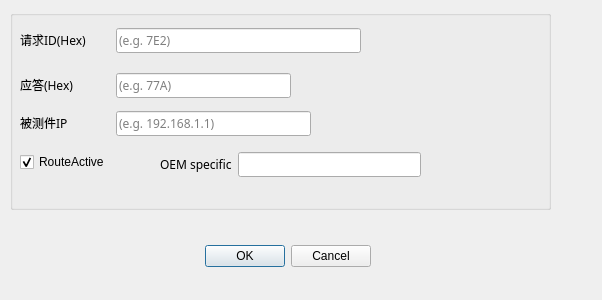
First picture: the form in UI/DoIPConfigUI.ui, repository YEZZESDXHN/DoIP_Client, before the edit.
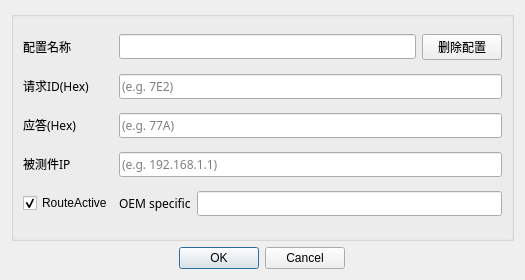
Second picture: the form after the edit.

Commit message:
🐞 fix(db_manager,main,ui): ui优化，增加部分逻辑，修复bug
1.ui调整
2.优化db_manager中DBManager类的部分逻辑，增强代码兼容性
3.DoIPConfigPanel类增加部分逻辑，实现区分新增配置和修改删除配置
4.所有配置文实例件统一使用DoIPConfig数据类

Diff of the .ui file:
```diff
--- a/UI/DoIPConfigUI.ui
+++ b/UI/DoIPConfigUI.ui
@@ -6,37 +6,33 @@
    <rect>
     <x>0</x>
     <y>0</y>
-    <width>602</width>
-    <height>300</height>
+    <width>525</width>
+    <height>280</height>
    </rect>
   </property>
+  <property name="minimumSize">
+   <size>
+    <width>525</width>
+    <height>280</height>
+   </size>
+  </property>
+  <property name="maximumSize">
+   <size>
+    <width>525</width>
+    <height>280</height>
+   </size>
+  </property>
   <property name="windowTitle">
    <string>Dialog</string>
   </property>
-  <widget class="QDialogButtonBox" name="buttonBox">
-   <property name="geometry">
-    <rect>
-     <x>30</x>
-     <y>240</y>
-     <width>341</width>
-     <height>32</height>
-    </rect>
-   </property>
-   <property name="orientation">
-    <enum>Qt::Orientation::Horizontal</enum>
-   </property>
-   <property name="standardButtons">
-    <set>QDialogButtonBox::StandardButton::Cancel|QDialogButtonBox::StandardButton::Ok</set>
-   </property>
-  </widget>
+  <layout class="QVBoxLayout" name="verticalLayout_2" stretch="1,0">
+   <item>
   <widget class="QGroupBox" name="groupBox_DoIPConfig">
-   <property name="geometry">
-    <rect>
-     <x>10</x>
-     <y>10</y>
-     <width>541</width>
-     <height>200</height>
-    </rect>
+     <property name="sizePolicy">
+      <sizepolicy hsizetype="Preferred" vsizetype="Fixed">
+       <horstretch>0</horstretch>
+       <verstretch>0</verstretch>
+      </sizepolicy>
    </property>
    <property name="minimumSize">
     <size>
@@ -46,76 +42,72 @@
    </property>
    <property name="maximumSize">
     <size>
-     <width>600</width>
-     <height>200</height>
+       <width>9999</width>
+       <height>9999</height>
     </size>
    </property>
    <property name="title">
     <string/>
    </property>
-   <widget class="QWidget" name="layoutWidget">
-    <property name="geometry">
-     <rect>
-      <x>10</x>
-      <y>60</y>
-      <width>271</width>
-      <height>31</height>
-     </rect>
-    </property>
-    <layout class="QHBoxLayout" name="horizontalLayout_6" stretch="0,0">
+     <layout class="QHBoxLayout" name="horizontalLayout_9">
+      <item>
+       <layout class="QVBoxLayout" name="verticalLayout">
+        <item>
+         <layout class="QHBoxLayout" name="horizontalLayout_4" stretch="0,3,0">
+          <item>
+           <widget class="QLabel" name="label_ConfigName">
+            <property name="minimumSize">
+             <size>
+              <width>90</width>
+              <height>0</height>
+             </size>
+            </property>
+            <property name="maximumSize">
+             <size>
+              <width>90</width>
+              <height>16777215</height>
+             </size>
+            </property>
+            <property name="font">
+             <font>
+              <family>微软雅黑</family>
+             </font>
+            </property>
+            <property name="text">
+             <string>配置名称</string>
+            </property>
+           </widget>
+          </item>
      <item>
-      <widget class="QLabel" name="label_6">
+           <widget class="QLineEdit" name="lineEdit_ConfigName">
+            <property name="font">
+             <font>
+              <family>微软雅黑</family>
+             </font>
+            </property>
+           </widget>
+          </item>
+          <item>
+           <widget class="QPushButton" name="pushButton_delete">
        <property name="sizePolicy">
         <sizepolicy hsizetype="Fixed" vsizetype="Fixed">
          <horstretch>0</horstretch>
          <verstretch>0</verstretch>
         </sizepolicy>
        </property>
-       <property name="minimumSize">
-        <size>
-         <width>90</width>
-         <height>0</height>
-        </size>
-       </property>
-       <property name="maximumSize">
-        <size>
-         <width>90</width>
-         <height>16777215</height>
-        </size>
-       </property>
        <property name="font">
         <font>
          <family>微软雅黑</family>
         </font>
        </property>
        <property name="text">
-        <string>应答(Hex)</string>
-       </property>
-      </widget>
-     </item>
-     <item>
-      <widget class="QLineEdit" name="lineEdit_DUTLogicalAddress">
-       <property name="font">
-        <font>
-         <family>微软雅黑</family>
-        </font>
-       </property>
-       <property name="placeholderText">
-        <string>(e.g. 77A)</string>
+             <string>删除配置</string>
        </property>
       </widget>
      </item>
     </layout>
-   </widget>
-   <widget class="QWidget" name="layoutWidget">
-    <property name="geometry">
-     <rect>
-      <x>10</x>
-      <y>10</y>
-      <width>341</width>
-      <height>41</height>
-     </rect>
-    </property>
+        </item>
+        <item>
     <layout class="QHBoxLayout" name="horizontalLayout_3" stretch="0,0">
      <item>
       <widget class="QLabel" name="label_3">
@@ -172,16 +164,54 @@
       </widget>
      </item>
     </layout>
-   </widget>
-   <widget class="QWidget" name="layoutWidget">
-    <property name="geometry">
-     <rect>
-      <x>10</x>
-      <y>100</y>
-      <width>291</width>
-      <height>27</height>
-     </rect>
-    </property>
+        </item>
+        <item>
+         <layout class="QHBoxLayout" name="horizontalLayout_6" stretch="0,0">
+          <item>
+           <widget class="QLabel" name="label_6">
+            <property name="sizePolicy">
+             <sizepolicy hsizetype="Fixed" vsizetype="Fixed">
+              <horstretch>0</horstretch>
+              <verstretch>0</verstretch>
+             </sizepolicy>
+            </property>
+            <property name="minimumSize">
+             <size>
+              <width>90</width>
+              <height>0</height>
+             </size>
+            </property>
+            <property name="maximumSize">
+             <size>
+              <width>90</width>
+              <height>16777215</height>
+             </size>
+            </property>
+            <property name="font">
+             <font>
+              <family>微软雅黑</family>
+             </font>
+            </property>
+            <property name="text">
+             <string>应答(Hex)</string>
+            </property>
+           </widget>
+          </item>
+          <item>
+           <widget class="QLineEdit" name="lineEdit_DUTLogicalAddress">
+            <property name="font">
+             <font>
+              <family>微软雅黑</family>
+             </font>
+            </property>
+            <property name="placeholderText">
+             <string>(e.g. 77A)</string>
+            </property>
+           </widget>
+          </item>
+         </layout>
+        </item>
+        <item>
     <layout class="QHBoxLayout" name="horizontalLayout_2" stretch="0,0">
      <item>
       <widget class="QLabel" name="label_2">
@@ -232,16 +262,11 @@
       </widget>
      </item>
     </layout>
-   </widget>
+        </item>
+        <item>
+         <layout class="QHBoxLayout" name="horizontalLayout_5">
+          <item>
    <widget class="QCheckBox" name="checkBox_RouteActive">
-    <property name="geometry">
-     <rect>
-      <x>10</x>
-      <y>140</y>
-      <width>111</width>
-      <height>24</height>
-     </rect>
-    </property>
     <property name="sizePolicy">
      <sizepolicy hsizetype="Fixed" vsizetype="Fixed">
       <horstretch>0</horstretch>
@@ -258,15 +283,8 @@
      <bool>true</bool>
     </property>
    </widget>
-   <widget class="QWidget" name="layoutWidget_2">
-    <property name="geometry">
-     <rect>
-      <x>150</x>
-      <y>140</y>
-      <width>261</width>
-      <height>29</height>
-     </rect>
-    </property>
+          </item>
+          <item>
     <layout class="QHBoxLayout" name="horizontalLayout" stretch="0,3">
      <item>
       <widget class="QLabel" name="label">
@@ -290,8 +308,38 @@
       </widget>
      </item>
     </layout>
-   </widget>
-  </widget>
+          </item>
+         </layout>
+        </item>
+       </layout>
+      </item>
+     </layout>
+    </widget>
+   </item>
+   <item>
+    <layout class="QHBoxLayout" name="horizontalLayout_7">
+     <item>
+      <widget class="QDialogButtonBox" name="buttonBox">
+       <property name="sizePolicy">
+        <sizepolicy hsizetype="Fixed" vsizetype="Fixed">
+         <horstretch>0</horstretch>
+         <verstretch>0</verstretch>
+        </sizepolicy>
+       </property>
+       <property name="layoutDirection">
+        <enum>Qt::LayoutDirection::LeftToRight</enum>
+       </property>
+       <property name="orientation">
+        <enum>Qt::Orientation::Horizontal</enum>
+       </property>
+       <property name="standardButtons">
+        <set>QDialogButtonBox::StandardButton::Cancel|QDialogButtonBox::StandardButton::Ok</set>
+       </property>
+      </widget>
+     </item>
+    </layout>
+   </item>
+  </layout>
  </widget>
  <resources/>
  <connections>
```
Left out of the diff: 2 changed lines with no effect on the pictures. Lines whose indentation alone changed are shown as unchanged. The commit also changes 7 other files.
